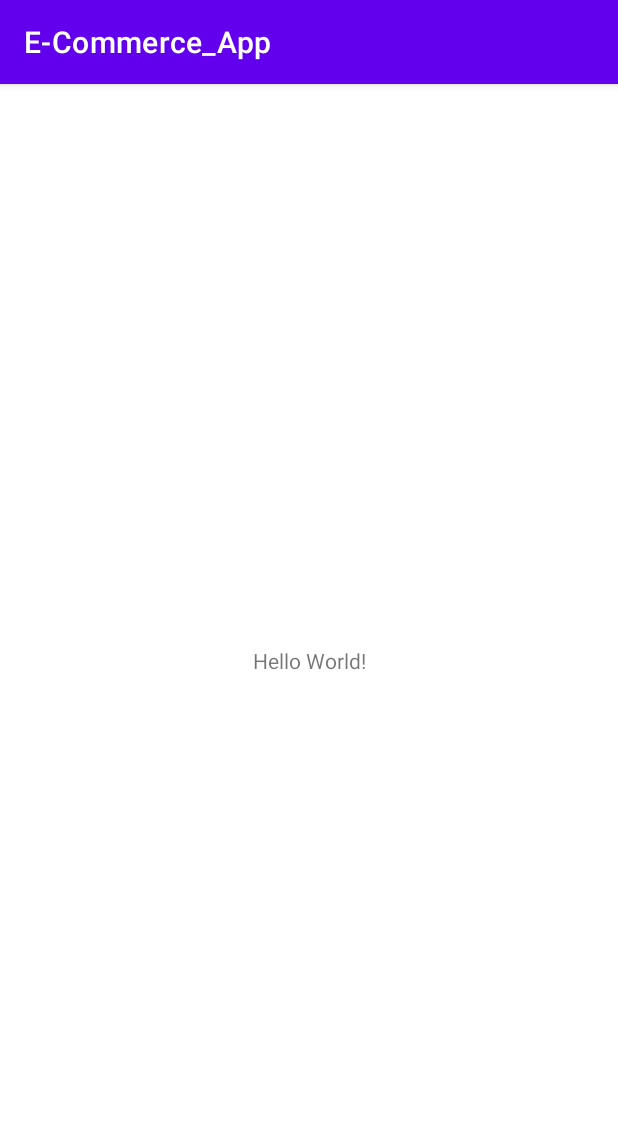
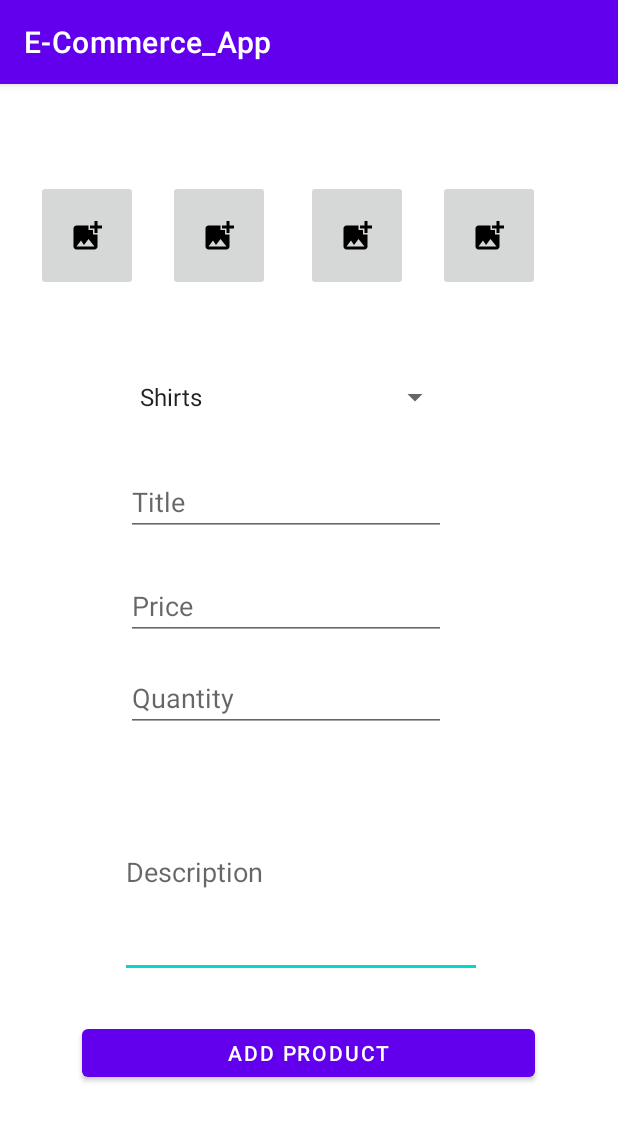
Before and after one commit to MoryDog/E-Commerce_App, an Android app: the screen it shows after launch (AddProduct), on a phone screen of 412 x 824 dp. Shown: the top 1121 px of the screen. Run offline under Robolectric (Android 15) with nearby library versions, the phone set to English and light mode, and no system bars.

Commit message:
test add product form

```diff
--- a/app/build.gradle
+++ b/app/build.gradle
@@ -36,4 +36,6 @@ dependencies {
     testImplementation 'junit:junit:4.13.2'
     androidTestImplementation 'androidx.test.ext:junit:1.1.4'
     androidTestImplementation 'androidx.test.espresso:espresso-core:3.5.0'
+
+
 }
--- a/app/src/main/java/rmit/ad/e_commerce_app/AddProduct.java
+++ b/app/src/main/java/rmit/ad/e_commerce_app/AddProduct.java
@@ -3,12 +3,43 @@ package rmit.ad.e_commerce_app;
 import androidx.appcompat.app.AppCompatActivity;
 
 import android.os.Bundle;
+import android.view.View;
+import android.widget.AdapterView;
+import android.widget.ArrayAdapter;
+import android.widget.Button;
+import android.widget.EditText;
+import android.widget.ImageButton;
+import android.widget.Spinner;
 
 public class AddProduct extends AppCompatActivity {
+    EditText TitleField, DescriptionField, StockQuantityField, PriceField;
+    Button AddProductButton;
+    ImageButton Image1, Image2, Image3, Image4;
+    Spinner CategoryPicker;
 
     @Override
     protected void onCreate(Bundle savedInstanceState) {
         super.onCreate(savedInstanceState);
         setContentView(R.layout.activity_addproduct);
+
+        // Initialize views
+        TitleField = findViewById(R.id.TitleField);
+        DescriptionField = findViewById(R.id.DescriptionField);
+        StockQuantityField = findViewById(R.id.StockQuantityField);
+        PriceField = findViewById(R.id.PriceField);
+        Image1 = findViewById(R.id.Image1);
+        Image2 = findViewById(R.id.Image2);
+        Image3 = findViewById(R.id.Image3);
+        Image4 = findViewById(R.id.Image4);
+        AddProductButton = findViewById(R.id.AddProductButton);
+        CategoryPicker = findViewById(R.id.CategoryPicker);
+
+        // Adapter for category spinner
+        ArrayAdapter<CharSequence> adapter = ArrayAdapter.createFromResource(this,
+                R.array.categories_array, android.R.layout.simple_spinner_item);
+        adapter.setDropDownViewResource(android.R.layout.simple_spinner_dropdown_item);
+        CategoryPicker.setAdapter(adapter);
+
     }
+
 }
--- /dev/null
+++ b/app/src/main/res/drawable/ic_baseline_add_photo_alternate_24.xml
@@ -0,0 +1,5 @@
+<vector android:height="24dp" android:tint="#000000"
+    android:viewportHeight="24" android:viewportWidth="24"
+    android:width="24dp" xmlns:android="http://schemas.android.com/apk/res/android">
+    <path android:fillColor="@android:color/white" android:pathData="M19,7v2.99s-1.99,0.01 -2,0L17,7h-3s0.01,-1.99 0,-2h3L17,2h2v3h3v2h-3zM16,11L16,8h-3L13,5L5,5c-1.1,0 -2,0.9 -2,2v12c0,1.1 0.9,2 2,2h12c1.1,0 2,-0.9 2,-2v-8h-3zM5,19l3,-4 2,3 3,-4 4,5L5,19z"/>
+</vector>
--- a/app/src/main/res/layout/activity_addproduct.xml
+++ b/app/src/main/res/layout/activity_addproduct.xml
@@ -6,13 +6,119 @@
     android:layout_height="match_parent"
     tools:context=".AddProduct">
 
-    <TextView
+    <EditText
+        android:id="@+id/DescriptionField"
+        android:layout_width="241dp"
+        android:layout_height="93dp"
+        android:layout_marginBottom="28dp"
+        android:ems="10"
+        android:gravity="start|top"
+        android:hint="Description"
+        android:inputType="textMultiLine"
+        app:layout_constraintBottom_toTopOf="@+id/AddProductButton"
+        app:layout_constraintEnd_toEndOf="parent"
+        app:layout_constraintHorizontal_bias="0.47"
+        app:layout_constraintStart_toStartOf="parent" />
+
+    <EditText
+        android:id="@+id/PriceField"
         android:layout_width="wrap_content"
         android:layout_height="wrap_content"
-        android:text="Hello World!"
-        app:layout_constraintBottom_toBottomOf="parent"
+        android:layout_marginTop="24dp"
+        android:ems="10"
+        android:hint="Price"
+        android:inputType="number"
         app:layout_constraintEnd_toEndOf="parent"
+        app:layout_constraintHorizontal_bias="0.422"
+        app:layout_constraintStart_toStartOf="parent"
+        app:layout_constraintTop_toBottomOf="@+id/TitleField" />
+
+    <EditText
+        android:id="@+id/StockQuantityField"
+        android:layout_width="wrap_content"
+        android:layout_height="wrap_content"
+        android:layout_marginTop="16dp"
+        android:ems="10"
+        android:hint="Quantity"
+        android:inputType="number"
+        app:layout_constraintEnd_toEndOf="parent"
+        app:layout_constraintHorizontal_bias="0.422"
+        app:layout_constraintStart_toStartOf="parent"
+        app:layout_constraintTop_toBottomOf="@+id/PriceField" />
+
+    <EditText
+        android:id="@+id/TitleField"
+        android:layout_width="wrap_content"
+        android:layout_height="wrap_content"
+        android:layout_marginTop="256dp"
+        android:ems="10"
+        android:hint="Title"
+        android:inputType="textPersonName"
+        app:layout_constraintEnd_toEndOf="parent"
+        app:layout_constraintHorizontal_bias="0.422"
         app:layout_constraintStart_toStartOf="parent"
         app:layout_constraintTop_toTopOf="parent" />
 
+    <Button
+        android:id="@+id/AddProductButton"
+        android:layout_width="302dp"
+        android:layout_height="44dp"
+        android:layout_marginBottom="100dp"
+        android:text="ADD PRODUCT"
+        app:layout_constraintBottom_toBottomOf="parent"
+        app:layout_constraintEnd_toEndOf="parent"
+        app:layout_constraintHorizontal_bias="0.495"
+        app:layout_constraintStart_toStartOf="parent" />
+
+    <ImageButton
+        android:id="@+id/Image4"
+        android:layout_width="68dp"
+        android:layout_height="74dp"
+        android:layout_marginTop="64dp"
+        android:layout_marginEnd="52dp"
+        app:layout_constraintEnd_toEndOf="parent"
+        app:layout_constraintTop_toTopOf="parent"
+        app:srcCompat="@drawable/ic_baseline_add_photo_alternate_24" />
+
+    <ImageButton
+        android:id="@+id/Image3"
+        android:layout_width="68dp"
+        android:layout_height="74dp"
+        android:layout_marginTop="64dp"
+        android:layout_marginEnd="140dp"
+        app:layout_constraintEnd_toEndOf="parent"
+        app:layout_constraintTop_toTopOf="parent"
+        app:srcCompat="@drawable/ic_baseline_add_photo_alternate_24" />
+
+    <ImageButton
+        android:id="@+id/Image2"
+        android:layout_width="68dp"
+        android:layout_height="74dp"
+        android:layout_marginStart="112dp"
+        android:layout_marginTop="64dp"
+        app:layout_constraintStart_toStartOf="parent"
+        app:layout_constraintTop_toTopOf="parent"
+        app:srcCompat="@drawable/ic_baseline_add_photo_alternate_24" />
+
+    <ImageButton
+        android:id="@+id/Image1"
+        android:layout_width="68dp"
+        android:layout_height="74dp"
+        android:layout_marginStart="24dp"
+        android:layout_marginTop="64dp"
+        app:layout_constraintStart_toStartOf="parent"
+        app:layout_constraintTop_toTopOf="parent"
+        app:srcCompat="@drawable/ic_baseline_add_photo_alternate_24" />
+
+    <Spinner
+        android:id="@+id/CategoryPicker"
+        android:layout_width="215dp"
+        android:layout_height="33dp"
+        android:layout_marginTop="192dp"
+        app:layout_constraintEnd_toEndOf="parent"
+        app:layout_constraintHorizontal_bias="0.433"
+        app:layout_constraintStart_toStartOf="parent"
+        app:layout_constraintTop_toTopOf="parent" />
+
+
 </androidx.constraintlayout.widget.ConstraintLayout>
--- /dev/null
+++ b/app/src/main/res/values/categories.xml
@@ -0,0 +1,11 @@
+<?xml version="1.0" encoding="utf-8"?>
+<resources>
+    <string-array name="categories_array">
+        <item>Shirts</item>
+        <item>Pants</item>
+        <item>Shoes</item>
+        <item>Electronics</item>
+        <item>Watches</item>
+    </string-array>
+
+</resources>
```
